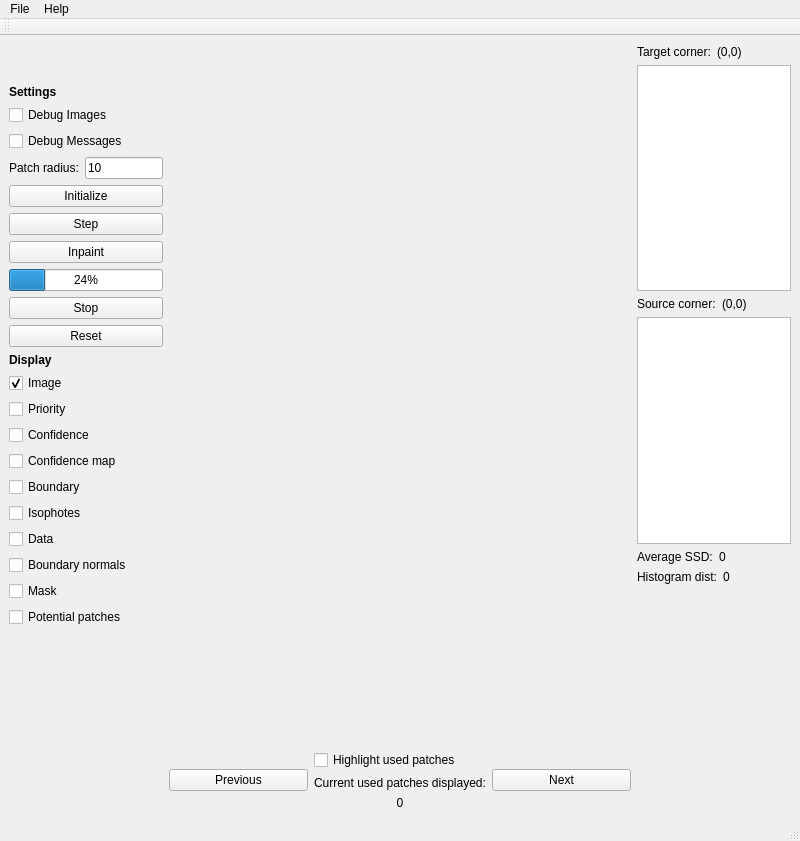
daviddoria/PatchBasedInpainting, file CriminisiInpainting.ui: the form before one commit.
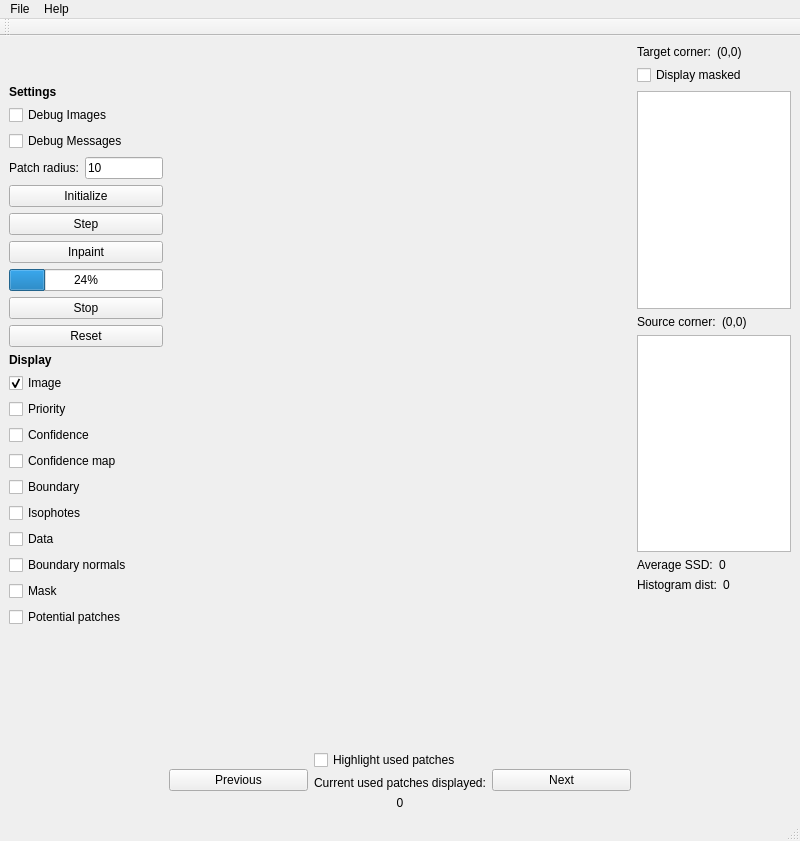
The form after the commit. Custom widgets are drawn as their Qt base class.

Commit message: Major refactoring of storing each iteration and displaying them properly when requested. Introduced InpaintingVisualizationStack class to store everything.

The edit to the form file:
```diff
--- a/CriminisiInpainting.ui
+++ b/CriminisiInpainting.ui
@@ -301,6 +301,13 @@
           </item>
          </layout>
         </item>
+        <item>
+         <widget class="QCheckBox" name="chkDisplayMaskedTargetPatch">
+          <property name="text">
+           <string>Display masked</string>
+          </property>
+         </widget>
+        </item>
         <item>
          <widget class="QGraphicsView" name="gfxTarget">
           <property name="enabled">
```
Left out of the diff: 6 changed lines with no effect on the pictures. The commit also changes 14 other files.
